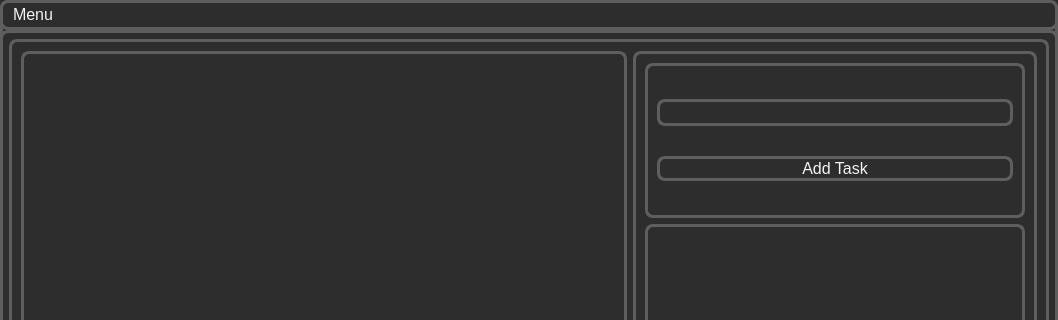
Above: main/ui/checklist.ui from KashML/CheckItOut before the change; both pictures show x 0 to 1058 and y 0 to 320 of the 1058 by 801 pixel window. Below: the same form after it.
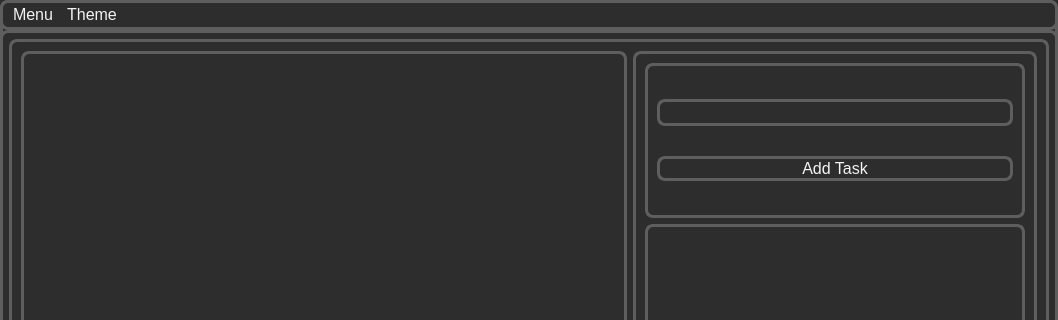
That is the form after the change.

What changed in the file:
```diff
--- a/main/ui/checklist.ui
+++ b/main/ui/checklist.ui
@@ -136,7 +136,7 @@
      <height>30</height>
     </rect>
    </property>
-   <widget class="QMenu" name="menuMELU">
+   <widget class="QMenu" name="menu_menu">
     <property name="title">
      <string>Menu</string>
     </property>
@@ -144,7 +144,13 @@
     <addaction name="actionReload_Last_session"/>
     <addaction name="actionReload_last_session"/>
    </widget>
-   <addaction name="menuMELU"/>
+   <widget class="QMenu" name="theme_menu">
+    <property name="title">
+     <string>Theme</string>
+    </property>
+   </widget>
+   <addaction name="menu_menu"/>
+   <addaction name="theme_menu"/>
   </widget>
   <widget class="QStatusBar" name="statusbar"/>
   <action name="actionClear_All">
```
Left out of the diff: 12 changed lines with no effect on the pictures.
